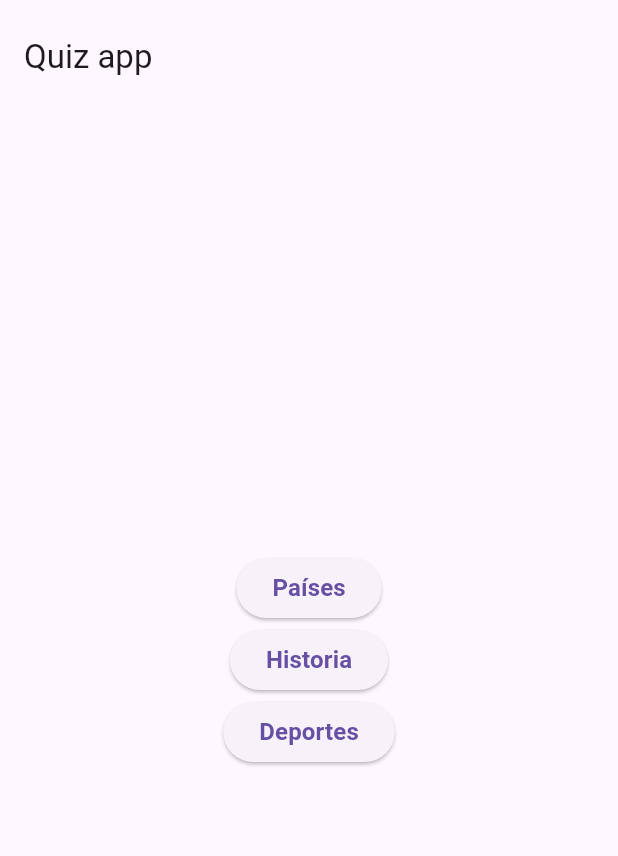
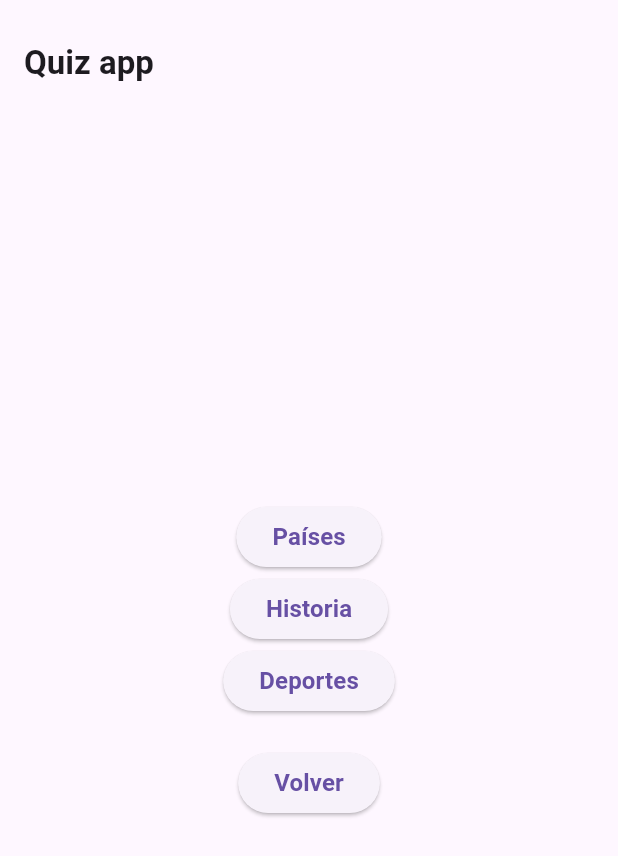
Before and after one commit to AlejandroArafi/Test_app, a Flutter app: the screen it shows after launch, after a tap on "Comenzar", on a phone screen of 412 x 824 dp. Shown: the top 856 px of the screen. Run offline on Flutter 3.47's test engine with Material 3 defaults, Android fonts, the phone set to English and light mode, and no system bars.

Commit message:
quiz app ok

```diff
--- a/lib/main.dart
+++ b/lib/main.dart
@@ -24,16 +24,20 @@ class _MainAppState extends State<MainApp> {
   final List<String> _preguntasPaises = [
     '¿la capital de Francia es Lyon?',
     '¿Japón se encuentra en asia?',
-    '¿el gentilicio de Inglaterra es ingleses',
+    '¿el gentilicio de Inglaterra es "ingles"?',
     '¿Islandia es una isla?',
-    '¿New York es la capital de EEUU?'
+    '¿New York es la capital de EEUU?',
+    '¿El río más largo del mundo es el Nilo?',
+    '¿El Everest es la montaña más alta del mundo?'
   ];
   final List<String> _preguntasHistoria = [
     '¿La Revolución Francesa comenzó en 1789?',
     '¿La mona lisa es una famosa pintura de Leonardo Da Vinci?',
     '¿Leonardo Da Vinci pintó la "Última Cena" en el siglo XV?',
     '¿La Primera Guerra Mundial comenzó en 1914?',
-    '¿El Imperio Romano cayó en el año 476 d.C.?'
+    '¿El Imperio Romano cayó en el año 476 d.C.?',
+    '¿La Segunda Guerra Mundial comenzó en 1939?',
+    '¿La Revolución Rusa comenzó en 1817?'
   ];
 
   final List<String> _preguntasDeportes = [
@@ -41,13 +45,17 @@ class _MainAppState extends State<MainApp> {
     '¿El futbol es el deporte más popular del mundo?',
     '¿El balonmano es un deporte de equipo?',
     '¿El golf se juega con una pelota cuadrada?',
-    '¿El tenis se juega con una raqueta y una pelota?'
+    '¿El tenis se juega con una raqueta y una pelota?',
+    '¿pele es un famoso boxeador?',
+    '¿en boxeo se puede golpear por debajo de la cintura?'
   ];
 
   final List<bool> _respuestasPaises = [
     false,
     true,
     true,
+    true,
+    false,
     true,
     false,
   ];
@@ -58,6 +66,8 @@ class _MainAppState extends State<MainApp> {
     false,
     true,
     true,
+    true,
+    false,
   ];
 
   final List<bool> _respuestasDeportes = [
@@ -66,6 +76,8 @@ class _MainAppState extends State<MainApp> {
     true,
     false,
     true,
+    false,
+    false,
   ];
 
   void _siguientePregunta() {
@@ -100,8 +112,11 @@ class _MainAppState extends State<MainApp> {
       home: Scaffold(
         appBar: AppBar(
           title: const Padding(
-            padding: EdgeInsets.only(top: 20.0),
-            child: Text("Quiz app"),
+            padding: EdgeInsets.only(top: 28.0),
+            child: Text("Quiz app",
+                style: TextStyle(
+                  fontWeight: FontWeight.bold,
+                )),
           ),
         ),
         body: Center(
@@ -129,12 +144,35 @@ class _MainAppState extends State<MainApp> {
                     _categoriaButton(
                         'Países', _preguntasPaises, _respuestasPaises),
                     _categoriaButton(
-                        'Historia', _preguntasHistoria, _respuestasHistoria),
+                      'Historia',
+                      _preguntasHistoria,
+                      _respuestasHistoria,
+                    ),
                     _categoriaButton(
                         'Deportes', _preguntasDeportes, _respuestasDeportes),
+                    const SizedBox(height: 20),
+                    ElevatedButton(
+                      onPressed: () {
+                        setState(() {
+                          _showButtons = false;
+                          _showQuestion = false;
+                          _preguntasMostradas = 0;
+                          _puntaje = 0;
+                        });
+                      },
+                      child: const Text(
+                        'Volver',
+                        style: TextStyle(
+                            fontSize: 16, fontWeight: FontWeight.w600),
+                      ),
+                    )
                   ],
                 ),
-              if (_showQuestion) Text(_preguntaActual!),
+              if (_showQuestion)
+                Padding(
+                  padding: const EdgeInsets.symmetric(horizontal: 30.0),
+                  child: Text(_preguntaActual!),
+                ),
               if (_showQuestion)
                 Row(
                   mainAxisAlignment: MainAxisAlignment.center,
```
